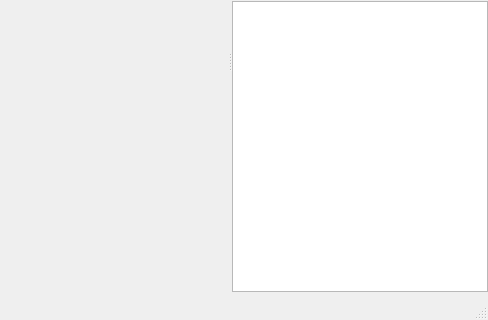
Azador/dice, file main_window.ui: the form before one commit; both pictures show x 0 to 488 and y 195 to 515 of the 488 by 515 pixel window.
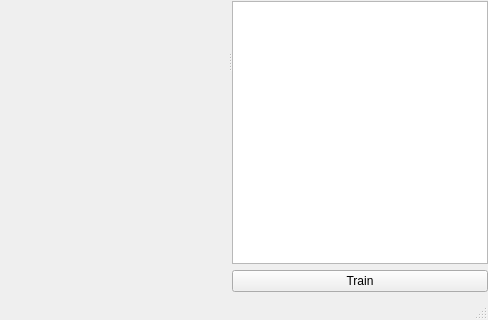
The form after the commit.

```diff
--- a/main_window.ui
+++ b/main_window.ui
@@ -120,6 +120,13 @@
           </property>
          </widget>
         </item>
+        <item row="7" column="0" colspan="2">
+         <widget class="QPushButton" name="train_btn">
+          <property name="text">
+           <string>Train</string>
+          </property>
+         </widget>
+        </item>
        </layout>
       </widget>
      </widget>
```
Left out of the diff: 6 changed lines with no effect on the pictures.
